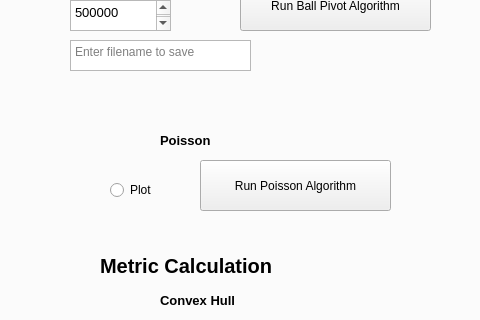
Old version of the form pipelineWatcher.ui in the repository Christoph1998/Wound-Meshing; both pictures show x 412 to 892 and y 236 to 556 of the 892 by 939 pixel window.
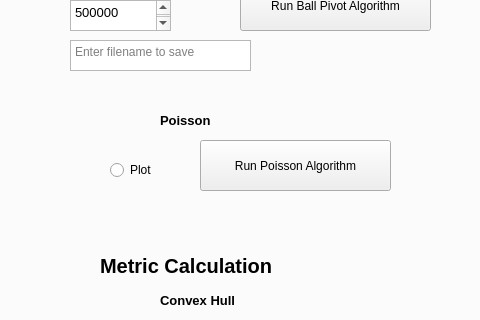
New version of the form.

Diff of the .ui file:
```diff
--- a/pipelineWatcher.ui
+++ b/pipelineWatcher.ui
@@ -426,7 +426,7 @@
       <property name="geometry">
        <rect>
         <x>560</x>
-        <y>330</y>
+        <y>310</y>
         <width>141</width>
         <height>21</height>
        </rect>
@@ -446,7 +446,7 @@
       <property name="geometry">
        <rect>
         <x>600</x>
-        <y>360</y>
+        <y>340</y>
         <width>191</width>
         <height>51</height>
        </rect>
@@ -459,7 +459,7 @@
       <property name="geometry">
        <rect>
         <x>510</x>
-        <y>380</y>
+        <y>360</y>
         <width>91</width>
         <height>20</height>
        </rect>
```
